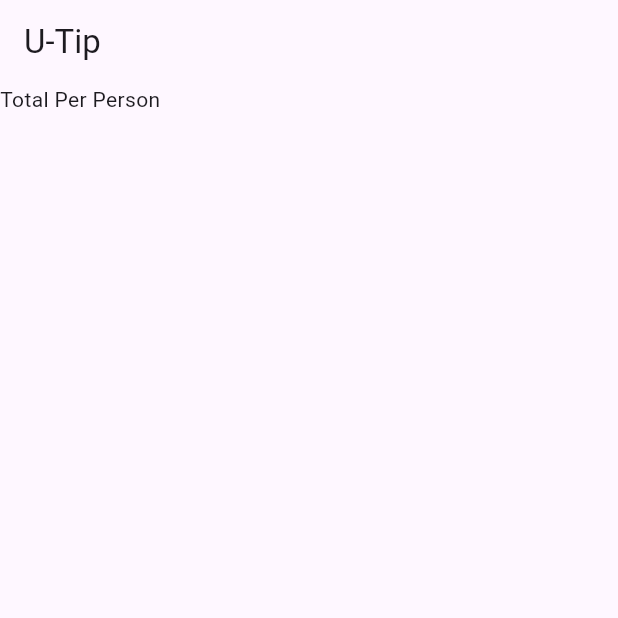
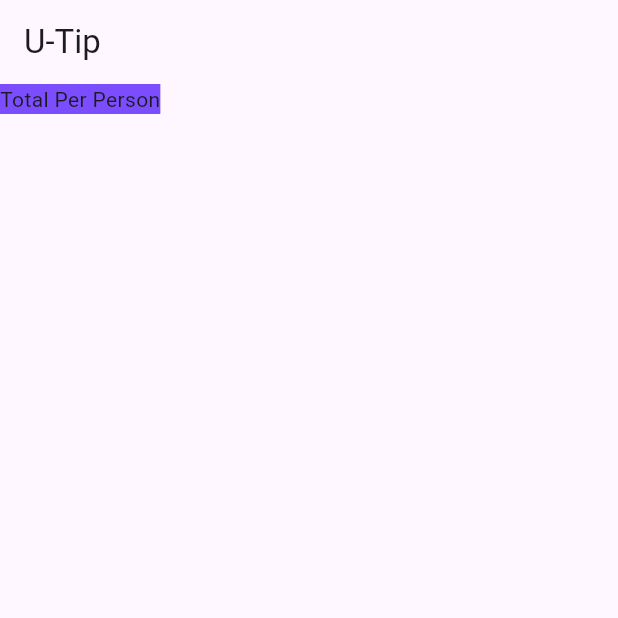
Before and after one commit to SHUBHANKARPOLYGON/FLutter_learn, a Flutter app: the screen it shows after launch, on a phone screen of 412 x 824 dp, the top half of it. Run offline on Flutter 3.47's test engine with Material 3 defaults, Android fonts, the phone set to English and light mode, and no system bars.

Commit message:
box decoration

```diff
--- a/tip_calc_2/lib/main.dart
+++ b/tip_calc_2/lib/main.dart
@@ -55,7 +55,10 @@ class _UTipState extends State<UTip> {
 
         children: [
           Container(
-            decoration: BoxDecoration(),
+            decoration: BoxDecoration(
+              color: Colors.deepPurpleAccent,
+
+            ),
             child: const Text("Total Per Person")),
         ],
       ), //body of the app
```
